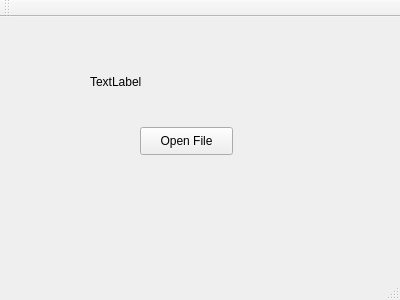
First picture: the form in miniz-Qt/mainwindow.ui, repository chchwy/junk-code, before the edit.
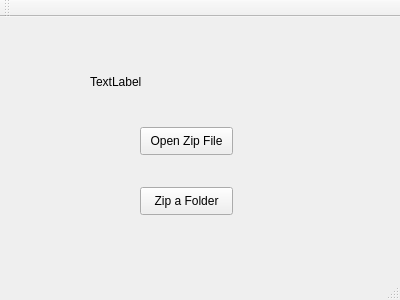
Second picture: the form after the edit.

Commit message: Extract a zip within folders

Patch:
```diff
--- a/miniz-Qt/mainwindow.ui
+++ b/miniz-Qt/mainwindow.ui
@@ -24,7 +24,7 @@
      </rect>
     </property>
     <property name="text">
-     <string>Open File</string>
+     <string>Open Zip File</string>
     </property>
    </widget>
    <widget class="QLabel" name="fileNameLabel">
@@ -40,6 +40,19 @@
      <string>TextLabel</string>
     </property>
    </widget>
+   <widget class="QPushButton" name="compressFileButton">
+    <property name="geometry">
+     <rect>
+      <x>140</x>
+      <y>170</y>
+      <width>93</width>
+      <height>28</height>
+     </rect>
+    </property>
+    <property name="text">
+     <string>Zip a Folder</string>
+    </property>
+   </widget>
   </widget>
   <widget class="QMenuBar" name="menuBar">
    <property name="geometry">
```
The commit also changes 1 other file.
